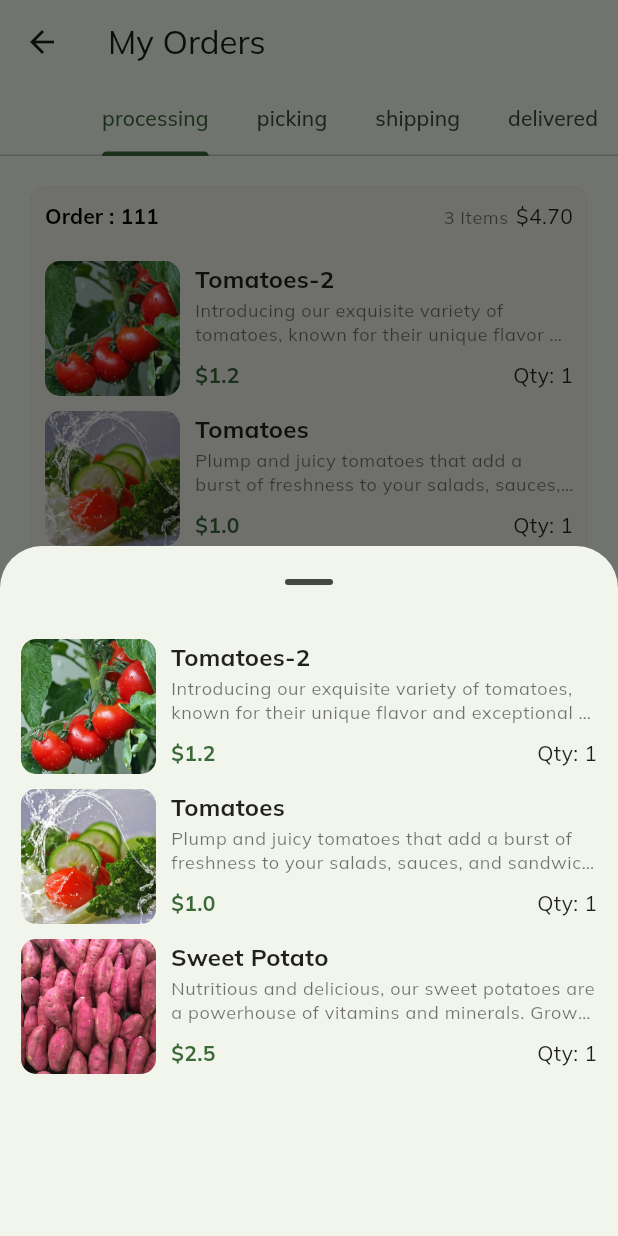
After one commit to takunda-chidanika/agric_ui_commerce, a Flutter app: the OrderPage screen opened directly, after a tap on "View All", on a phone screen of 412 x 824 dp. The commit adds this screen. Run offline on Flutter 3.47's test engine with Material 2 defaults, Android fonts, the phone set to English and light mode, and no system bars; our stand-ins replace badges, flutter_iconly, google_fonts.

Commit message:
Profile and Order Pages

```diff
--- /dev/null
+++ b/lib/data/orders.dart
@@ -0,0 +1,37 @@
+import 'package:agric/data/products.dart';
+import 'package:agric/utils/enums/order.dart';
+
+import '../models/order.dart';
+
+List<Order> orders = [
+  Order(
+      id: "111",
+      products: products.reversed.take(3).toList(),
+      orderDate: DateTime.utc(2023, 1, 1),
+      delivery: DateTime.utc(2023, 2, 2),
+      status: OrderStatus.processing),
+  Order(
+      id: "112",
+      products: products.reversed.take(2).toList(),
+      orderDate: DateTime.utc(2023, 1, 1),
+      delivery: DateTime.utc(2023, 2, 2),
+      status: OrderStatus.processing),
+  Order(
+      id: "222",
+      products: products.reversed.take(3).toList(),
+      orderDate: DateTime.utc(2023, 1, 1),
+      delivery: DateTime.utc(2023, 2, 2),
+      status: OrderStatus.delivered),
+  Order(
+      id: "333",
+      products: products.reversed.take(3).toList(),
+      orderDate: DateTime.utc(2023, 1, 1),
+      delivery: DateTime.utc(2023, 2, 2),
+      status: OrderStatus.picking),
+  Order(
+      id: "444",
+      products: products.reversed.take(3).toList(),
+      orderDate: DateTime.utc(2023, 1, 1),
+      delivery: DateTime.utc(2023, 2, 2),
+      status: OrderStatus.shipping),
+];
--- /dev/null
+++ b/lib/models/order.dart
@@ -0,0 +1,14 @@
+import 'package:agric/models/product.dart';
+import 'package:agric/utils/enums/order.dart';
+
+class Order {
+  final String id;
+  final List<Product> products;
+  final DateTime orderDate;
+  final DateTime delivery;
+  final OrderStatus status;
+
+  Order({
+    required this.id, required this.products, required this.orderDate, required this.delivery, required this.status
+});
+}
--- a/lib/pages/explore_page.dart
+++ b/lib/pages/explore_page.dart
@@ -1,6 +1,5 @@
 import 'package:agric/data/products.dart';
 import 'package:agric/widgets/product_card.dart';
-import 'package:flutter/cupertino.dart';
 import 'package:flutter/material.dart';
 import 'package:flutter_iconly/flutter_iconly.dart';
 
@@ -112,7 +111,9 @@ class ExplorePage extends StatelessWidget {
               childAspectRatio: 0.8,
             ),
             itemBuilder: (context, index) {
-              return ProductCard(product: products[index],);
+              return ProductCard(
+                product: products[index],
+              );
             },
           ),
         ],
--- /dev/null
+++ b/lib/pages/order_details_page.dart
@@ -0,0 +1,22 @@
+import 'package:agric/models/order.dart';
+import 'package:flutter/material.dart';
+
+class OrderDetailsPage extends StatefulWidget {
+  final Order order;
+
+  const OrderDetailsPage({super.key, required this.order});
+
+  @override
+  State<OrderDetailsPage> createState() => _OrderDetailsPageState();
+}
+
+class _OrderDetailsPageState extends State<OrderDetailsPage> {
+  @override
+  Widget build(BuildContext context) {
+    return Scaffold(
+      appBar: AppBar(
+        title: const Text("Order Details"),
+      ),
+    );
+  }
+}
--- /dev/null
+++ b/lib/pages/order_page.dart
@@ -0,0 +1,48 @@
+import 'package:agric/data/orders.dart';
+import 'package:agric/utils/enums/order.dart';
+import 'package:agric/widgets/order_item.dart';
+import 'package:flutter/material.dart';
+
+class OrderPage extends StatelessWidget {
+  const OrderPage({super.key});
+
+  @override
+  Widget build(BuildContext context) {
+    final tabs = OrderStatus.values.map((e) => e.name).toList();
+    return DefaultTabController(
+      length: tabs.length,
+      child: Scaffold(
+        appBar: AppBar(
+          title: const Text("My Orders"),
+          bottom: TabBar(
+              isScrollable: true,
+              tabs: List.generate(tabs.length, (index) {
+                return Tab(
+                  text: tabs[index],
+                );
+              })),
+        ),
+        body: TabBarView(
+          children: List.generate(
+            tabs.length,
+            (index) {
+              final filtered = orders.where((order) => order.status == OrderStatus.values[index]).toList();
+              return ListView.separated(
+                padding: const EdgeInsets.all(16),
+                  itemBuilder: (context, index) {
+                    final order = filtered[index];
+                    return OrderItem(order: order,);
+                  },
+                  separatorBuilder: (context, index) {
+                    return const SizedBox(
+                      height: 10,
+                    );
+                  },
+                  itemCount: filtered.length);
+            },
+          ),
+        ),
+      ),
+    );
+  }
+}
--- a/lib/pages/profile_page.dart
+++ b/lib/pages/profile_page.dart
@@ -1,10 +1,64 @@
-import 'package:flutter/cupertino.dart';
+import 'package:agric/pages/order_page.dart';
+import 'package:flutter/material.dart';
+import 'package:flutter_iconly/flutter_iconly.dart';
 
 class ProfilePage extends StatelessWidget {
   const ProfilePage({super.key});
 
   @override
   Widget build(BuildContext context) {
-    return const Placeholder();
+    return Scaffold(
+      body: ListView(
+        children: [
+          //Profile Image
+          Padding(
+            padding: const EdgeInsets.only(top: 25, bottom: 15),
+            child: CircleAvatar(
+              radius: 62,
+              backgroundColor: Theme.of(context).colorScheme.primary,
+              child: const CircleAvatar(
+                radius: 60,
+                foregroundImage: AssetImage("assets/avatar.jpg"),
+              ),
+            ),
+          ),
+          Center(
+            child: Text(
+              "TJ Chidanika",
+              style: Theme.of(context).textTheme.titleMedium,
+            ),
+          ),
+          Center(
+            child: Text(
+              "tjchidanika@gmail.com",
+              style: Theme.of(context).textTheme.bodySmall,
+            ),
+          ),
+          const SizedBox(height: 20,),
+          ListTile(
+            title: const Text("My Orders"),
+             leading: const Icon(IconlyLight.bag),
+            onTap: (){
+              Navigator.push(context, MaterialPageRoute(builder:(context)=> const OrderPage()));
+            },
+          ),
+          ListTile(
+            title: const Text("About us"),
+            leading: const Icon(IconlyLight.infoSquare),
+            onTap: (){},
+          ),
+          ListTile(
+            title: const Text("Privacy"),
+            leading: const Icon(IconlyLight.infoSquare),
+            onTap: (){},
+          ),
+          ListTile(
+            title: const Text("Logout"),
+            leading: const Icon(IconlyLight.logout),
+            onTap: (){},
+          ),
+        ],
+      ),
+    );
   }
 }
--- /dev/null
+++ b/lib/utils/enums/order.dart
@@ -0,0 +1,6 @@
+enum OrderStatus{
+  processing,
+  picking,
+  shipping,
+  delivered,
+}
--- /dev/null
+++ b/lib/widgets/order_item.dart
@@ -0,0 +1,91 @@
+import 'package:agric/models/order.dart';
+import 'package:agric/widgets/order_product.dart';
+import 'package:flutter/material.dart';
+import 'package:flutter_iconly/flutter_iconly.dart';
+
+class OrderItem extends StatelessWidget {
+  final Order order;
+
+  const OrderItem({super.key, required this.order});
+
+  @override
+  Widget build(BuildContext context) {
+    final theme = Theme.of(context);
+    final product = order.products.take(2).toList();
+    final totalPrice = order.products
+        .fold(0.00, (previousValue, element) => previousValue + element.price);
+
+    return Card(
+      clipBehavior: Clip.antiAlias,
+      shape: RoundedRectangleBorder(
+          borderRadius: const BorderRadius.all(Radius.circular(10)),
+          side: BorderSide(color: Colors.grey.shade200)),
+      elevation: 0.1,
+      child: Padding(
+        padding: const EdgeInsets.all(10.0),
+        child: Column(
+          children: [
+            Row(
+              children: [
+                Text(
+                  "Order : ${order.id}",
+                  style: theme.textTheme.titleSmall?.copyWith(
+                    fontWeight: FontWeight.bold,
+                  ),
+                ),
+                const Spacer(),
+                Text(
+                  "${order.products.length} Items",
+                  style: theme.textTheme.bodySmall,
+                ),
+                const SizedBox(
+                  width: 5,
+                ),
+                Text("\$${totalPrice.toStringAsFixed(2)}")
+              ],
+            ),
+            const SizedBox(
+              height: 20,
+            ),
+            ...List.generate(
+              product.length,
+              (index) {
+                return OrderProduct(
+                  product: product[index],
+                  order: order,
+                );
+              },
+            ),
+            if (order.products.length > 1)
+              const SizedBox(
+                height: 20,
+              ),
+            if (order.products.length > 1)
+              TextButton.icon(
+                onPressed: () {
+                  showModalBottomSheet(
+                    showDragHandle: true,
+                      context: context,
+                      isScrollControlled: true,
+                      builder: (context) {
+                        return SizedBox(
+                          height: MediaQuery.of(context).size.height * 0.5,
+                          child: ListView.builder(
+                              itemCount: order.products.length,
+                              padding: const EdgeInsets.all(14),
+                              itemBuilder: (context, index){
+                            final product = order.products[index];
+                            return OrderProduct(order: order, product: product);
+                          }),
+                        );
+                      });
+                },
+                icon: const Icon(IconlyBold.arrowRight),
+                label: const Text("View All"),
+              )
+          ],
+        ),
+      ),
+    );
+  }
+}
--- /dev/null
+++ b/lib/widgets/order_product.dart
@@ -0,0 +1,70 @@
+import 'dart:math';
+
+import 'package:agric/models/product.dart';
+import 'package:agric/pages/order_details_page.dart';
+import 'package:flutter/material.dart';
+
+import '../models/order.dart';
+
+class OrderProduct extends StatelessWidget {
+  final Order order;
+  final Product product;
+
+  const OrderProduct({super.key, required this.order, required this.product});
+
+  @override
+  Widget build(BuildContext context) {
+    final theme = Theme.of(context);
+    return GestureDetector(
+      behavior: HitTestBehavior.opaque,
+      onTap: (){
+        Navigator.of(context).push(MaterialPageRoute(builder: (context)=> OrderDetailsPage(order: order)));
+      },
+      child: Row(
+        crossAxisAlignment: CrossAxisAlignment.start,
+        children: [
+          Container(
+            height: 90,
+            width: 90,
+            margin: const EdgeInsets.only(right: 10, bottom: 10),
+            decoration: BoxDecoration(
+                borderRadius: BorderRadius.circular(10),
+                image: DecorationImage(
+                    fit: BoxFit.cover, image: AssetImage(product.image))),
+          ),
+          Expanded(
+            child: Column(
+              crossAxisAlignment: CrossAxisAlignment.start,
+              children: [
+                Text(
+                  product.name,
+                  style: theme.textTheme.titleMedium
+                      ?.copyWith(fontWeight: FontWeight.bold),
+                ),
+                Text(
+                  product.description,
+                  style: theme.textTheme.bodySmall,
+                  overflow: TextOverflow.ellipsis,
+                  maxLines: 2,
+                ),
+                const SizedBox(
+                  height: 10,
+                ),
+                Row(
+                  mainAxisAlignment: MainAxisAlignment.spaceBetween,
+                  children: [
+                    Text(
+                      "\$${product.price}",
+                      style: TextStyle(color: theme.colorScheme.primary, fontWeight: FontWeight.bold),
+                    ),
+                    Text("Qty: ${Random().nextInt(4)+1}")
+                  ],
+                )
+              ],
+            ),
+          )
+        ],
+      ),
+    );
+  }
+}
```
Also changed, not shown: lib/pages/home_page.dart (+4 -5 lines), lib/pages/product_details_page.dart (+13 -8 lines), lib/pages/services_page.dart (+4 -4 lines), assets/avatar.jpg (added), 3 other files.
